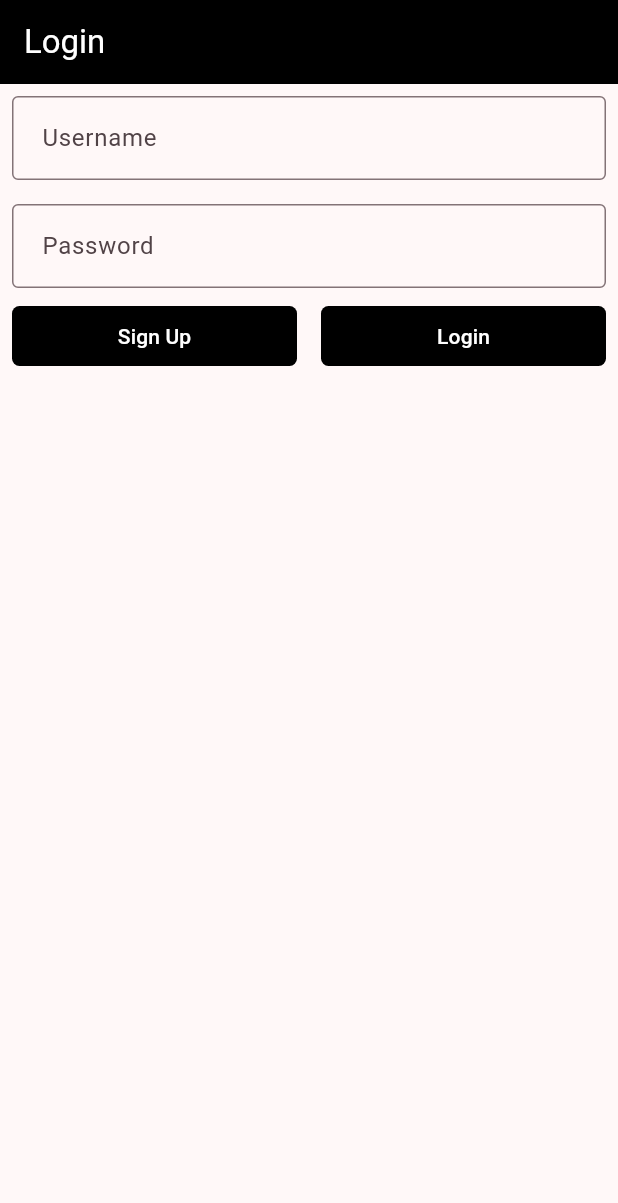
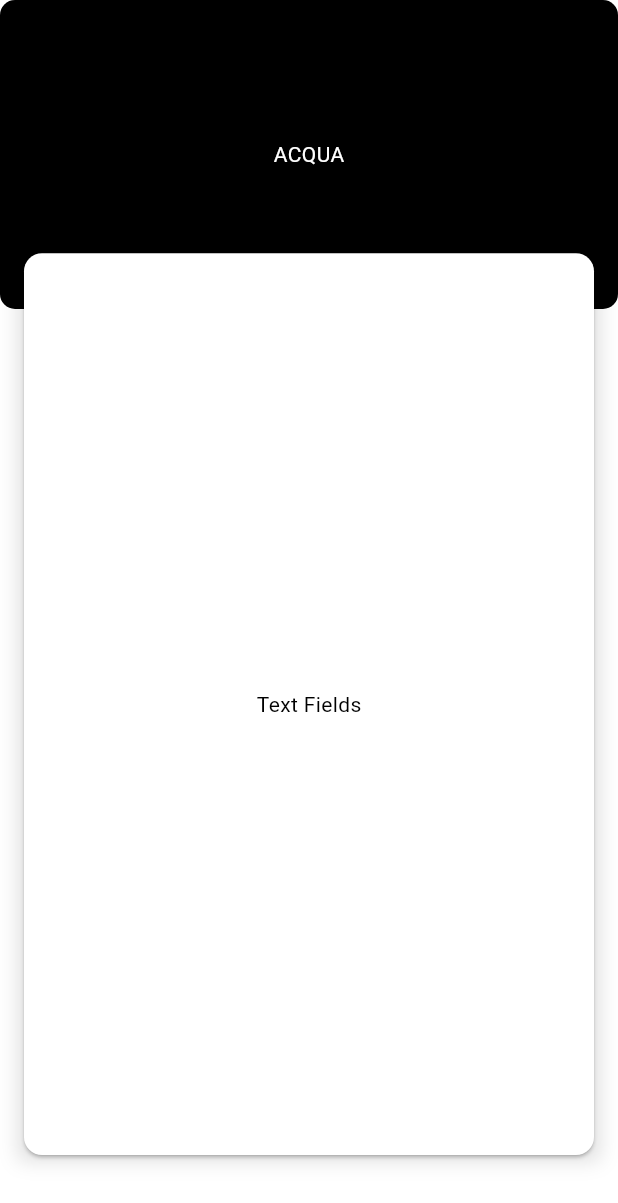
Before and after one commit to quebn/avert, a Flutter app: the screen it shows after launch, on a phone screen of 412 x 824 dp. Shown: the top 1203 px of the screen. Run offline on Flutter 3.47's test engine with Material 3 defaults, Android fonts, the phone set to English and light mode, and no system bars; our stand-ins replace email_validator, firebase_auth, google_fonts, hexcolor, permission_handler, sqflite; missing offline and left inert: baseflow_plugin_template, login, permission_handler_platform_interface; accounts and stored records are empty; statements that could not run were skipped.

Commit message:
start initial login UI.

```diff
--- a/lib/core.dart
+++ b/lib/core.dart
@@ -1,6 +1,8 @@
+// UI
 export "package:acqua/core/ui/acqua_input.dart";
 export "package:acqua/core/ui/acqua_button.dart";
 export "package:acqua/core/ui/prompt_screen.dart";
+// Core
 export "package:acqua/core/app.dart";
 export "package:acqua/core/user.dart";
 export "package:acqua/core/document.dart";
--- a/lib/core/app.dart
+++ b/lib/core/app.dart
@@ -18,9 +18,16 @@ class App extends StatelessWidget{
     return MaterialApp(
       title: title,
       theme: ThemeData(
-        colorScheme: ColorScheme.fromSeed(
-          seedColor: Colors.black,
+        colorScheme: ColorScheme(
+          brightness: Brightness.light,
+          surface: Colors.white,
+          onSurface: Colors.black,
           primary: Colors.black,
+          onPrimary: Colors.white,
+          secondary: Colors.white,
+          onSecondary: Colors.black,
+          error: Colors.red,
+          onError: Colors.white,
         ),
         useMaterial3: true,
       ),
@@ -59,24 +66,24 @@ class App extends StatelessWidget{
 
 _onCreate(Database db, int version) async {
   Batch batch = db.batch();
-  batch.execute(User.createTableQuery);
-
-  //List<dynamic> res = await batch.commit();
+  //batch.execute(App.getTableQuery());
+  batch.execute(User.getTableQuery());
   await batch.commit();
-
 }
 
 _onOpen(Database db) async {
-  String username = "Administrator";
-  List<Map<String, Object?>> results = await db.query("users",
-    columns: ["id", "name", "password", "createdAt", "createdBy", "lastLoginAt"],
-    where: "name = ?",
-    whereArgs: [username]
-  );
+  // TODO: onOpen() should do the following:
+  //   [x] check if user table is not empty.
+  //   [-] check and read the file responsible of storing last user login data.
+  //   [-] check if last user exist in user table.
+  //   [-] check if user is still valid for skipping authentication.
+  //   [-] if yes get user data and skip login screen.
 
+  List<String> cols = ["id", "name", "password", "createdAt"];
+  List<Map<String, Object?>> results = await db.query("users", columns: cols);
   if (results.isEmpty) {
-    printLog("No user found with username of: \"$username\"!", level:LogLevel.error);
+    printLog("No users found in users table!", level:LogLevel.error);
   } else {
-    printLog("username with value of \"$username\" found! with values of ${results.toString()}");
+    printLog("${results.length} user(s) found! with values of ${results.toString()}");
   }
 }
--- a/lib/core/login.dart
+++ b/lib/core/login.dart
@@ -20,13 +20,47 @@ class _LoginPageState extends State<LoginPage> {
     TextEditingController passwordCon = TextEditingController();
 
     return Scaffold(
-      appBar: AppBar(
-        backgroundColor: Colors.black,
-        foregroundColor: Colors.white,
-        title: const Text("Login")
-      ),
-      body: loginBody(context, userCon, passwordCon),
-      );
+      body: Stack(
+        children: [
+          Container(
+            decoration: BoxDecoration(
+              color: Colors.black,
+              borderRadius: BorderRadius.circular(10.0),
+            ),
+            height: MediaQuery.sizeOf(context).height / 4,
+            child: Center(
+              child: const Text("ACQUA",
+                style: TextStyle(
+                  color: Colors.white,
+                ),
+              ),
+            ),
+          ),
+          Container(
+            decoration: BoxDecoration(
+              boxShadow: [
+                BoxShadow(
+                  color: Colors.black12,
+                  blurRadius: 10.0,
+                )
+              ]
+            ),
+            margin: EdgeInsets.only(
+              left:   12.0,
+              right:  12.0,
+              top:    MediaQuery.sizeOf(context).height / 5,
+              bottom: 50.0,
+            ),
+            child: Card(
+              shadowColor: Colors.black,
+              child: Center(
+                child: const Text("Text Fields"),
+                )
+            )
+          )
+        ]
+      )
+    );
   }
 
   Widget loginBody(BuildContext context, TextEditingController userCon, TextEditingController passwordCon) {
@@ -68,9 +102,6 @@ class _LoginPageState extends State<LoginPage> {
     Navigator.push(context,
       MaterialPageRoute(
         builder: (context) => Scaffold(
-          appBar: AppBar(
-            title: const Text("Create new user"),
-          ),
           body: signupBody(context)
         )
       ),
@@ -144,8 +175,6 @@ class _LoginPageState extends State<LoginPage> {
       "name"      : username,
       "password"  : digest.toString(),
       "createdAt" : DateTime.now().millisecondsSinceEpoch,
-      "createdBy" : username,
-      "lastLoginAt": DateTime.now().millisecondsSinceEpoch,
     };
     printLog("Inserting to users table values: ${values.toString()}", level: LogLevel.warn);
     int? r = await App.db?.insert("users", values);
--- a/lib/core/user.dart
+++ b/lib/core/user.dart
@@ -9,18 +9,15 @@ class User {
   });
 
   String name;
-  //String password;
   DateTime createdAt;
-  //DateTime modifiedAt;
   DateTime lastLoginAt;
 
-  static const String createTableQuery = """
-    CREATE TABLE IF NOT EXIST users(
+  static String getTableQuery() => """
+    CREATE TABLE users(
       id INTEGER PRIMARY KEY,
       name TEXT NOT NULL,
       password TEXT NOT NULL,
-      createdAt INTEGER NOT NULL,
-      createdBy INTEGER NOT NULL,
-      lastLoginAt INTEGER
-    )""";
+      createdAt INTEGER NOT NULL
+    )
+    """;
 }
```
Also changed, not shown: lib/examples/login_body.dart (added, +222 -0 lines), 1 other file.
